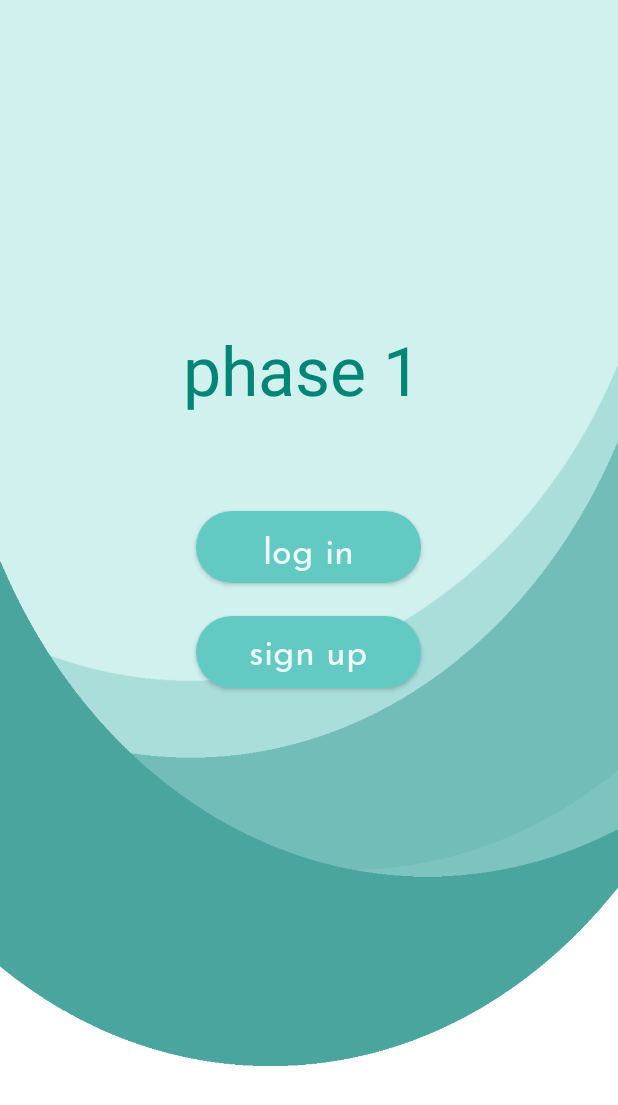
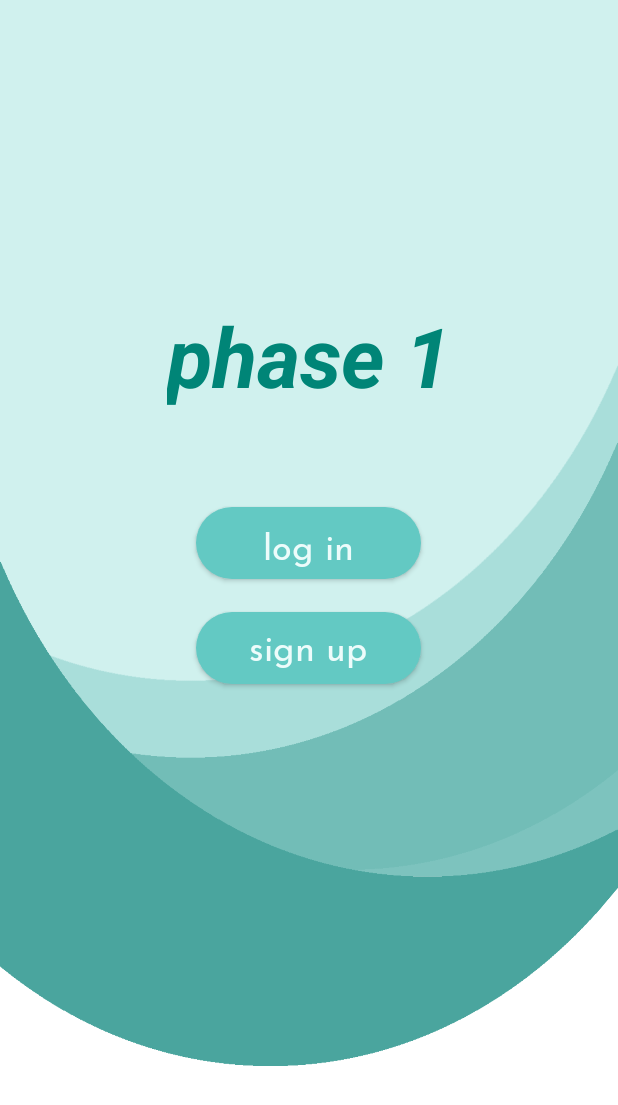
Before and after one commit to AdiThakur/phase, an Android app: the screen it shows after launch (MainActivity), on a phone screen of 412 x 824 dp. Shown: the top 1105 px of the screen. Run offline under Robolectric (Android 15) with nearby library versions, the phone set to English and light mode, and no system bars.

Commit message:
Implemented resume game feature. Now user can choose to jump back to last game played.

```diff
--- a/phase1/Game/app/src/main/java/com/example/game/DataLoader.java
+++ b/phase1/Game/app/src/main/java/com/example/game/DataLoader.java
@@ -17,6 +17,7 @@ class DataLoader {
     private final int CONNECT_STATS = 5;
     private final int MATCH_STATS = 6;
     private final int GUESS_STATS = 7;
+    private final int LAST_GAME = 8;
     private final Context appContext;
 
     DataLoader(Context appContext) {
@@ -70,6 +71,7 @@ class DataLoader {
             String[] guessStats = userData.get(GUESS_STATS).split(",");
             user.initializeGuessStats(Integer.parseInt(guessStats[0].trim()),
                     Long.parseLong(guessStats[1].trim()), Integer.parseInt(guessStats[2].trim()));
+            user.setLastGame(userData.get(LAST_GAME).trim());
         }
         return user;
     }
--- a/phase1/Game/app/src/main/java/com/example/game/Game.java
+++ b/phase1/Game/app/src/main/java/com/example/game/Game.java
@@ -35,7 +35,7 @@ public class Game {
         } else {
             user.guessStats.incrementTimePlayed(durationInSeconds);
         }
-        new DataSaver(appContext).saveUser(user, user.getName(), user.getPassword());
+        new DataSaver(appContext).saveUser(user, user.getName(), user.getPassword(), gameName);
     }
 
 }
--- a/phase1/Game/app/src/main/java/com/example/game/MemoryActivity.java
+++ b/phase1/Game/app/src/main/java/com/example/game/MemoryActivity.java
@@ -39,8 +39,7 @@ public class MemoryActivity extends AppCompatActivity {
         memoryGame = new MemoryGame(userName, this);
 
         // Puts a delay in the initial run
-        Handler handler = new Handler();
-        handler.postDelayed(new Runnable() {
+        new Handler().postDelayed(new Runnable() {
             @Override
             public void run() {
                 displaySequence();
--- a/phase1/Game/app/src/main/java/com/example/game/signUp.java
+++ b/phase1/Game/app/src/main/java/com/example/game/signUp.java
@@ -51,7 +51,7 @@ public class signUp extends AppCompatActivity {
             // If such user isn't saved in files.
             if (user == null) {
                 DataSaver dataSaver = new DataSaver(this);
-                boolean userCreated = dataSaver.saveUser(null, enteredUserName, enteredPassword);
+                boolean userCreated = dataSaver.saveUser(null, enteredUserName, enteredPassword, null);
                 if (userCreated) {
                     Intent intent = new Intent(getApplicationContext(), gameSelection.class);
                     // This allows gameSelection activity to load data from enteredUserName.txt
--- a/phase1/Game/app/src/main/res/layout/activity_main.xml
+++ b/phase1/Game/app/src/main/res/layout/activity_main.xml
@@ -25,14 +25,12 @@
         android:id="@+id/phase1TextView"
         android:layout_width="wrap_content"
         android:layout_height="wrap_content"
-        android:layout_marginStart="168dp"
-        android:layout_marginTop="216dp"
-        android:layout_marginEnd="185dp"
+        android:layout_marginTop="200dp"
         android:text="@string/game_name"
-        android:textSize="45sp"
         android:textColor="@color/colorPrimary"
+        android:textSize="55sp"
+        android:textStyle="bold|italic"
         app:layout_constraintEnd_toEndOf="parent"
-        app:layout_constraintHorizontal_bias="0.465"
         app:layout_constraintStart_toStartOf="parent"
         app:layout_constraintTop_toTopOf="parent" />
 
```
Also changed, not shown: phase1/Game/app/src/main/java/com/example/game/DataSaver.java (+7 -3 lines), phase1/Game/app/src/main/java/com/example/game/User.java (+9 -0 lines), phase1/Game/app/src/main/java/com/example/game/gameSelection.java (+36 -7 lines).
